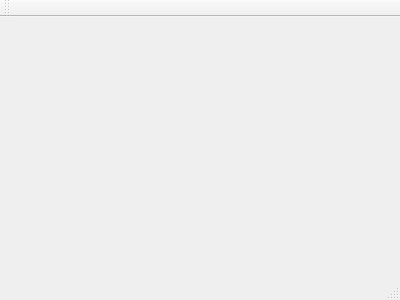
Old version of the form net_05_qt/Chat/mainwindow.ui in the repository sunabove/lec_100_linux.
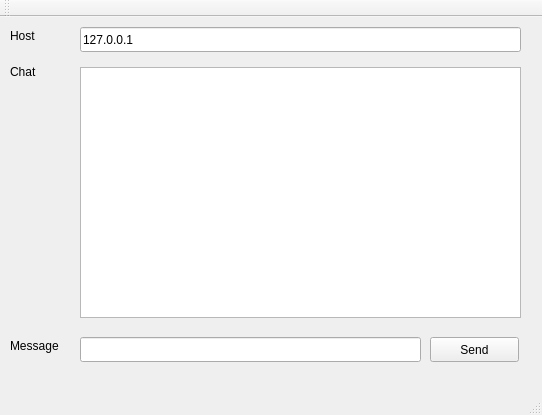
New version of the form.

The edit to the form file:
```diff
--- a/net_05_qt/Chat/mainwindow.ui
+++ b/net_05_qt/Chat/mainwindow.ui
@@ -6,14 +6,103 @@
    <rect>
     <x>0</x>
     <y>0</y>
-    <width>400</width>
-    <height>300</height>
+    <width>542</width>
+    <height>415</height>
    </rect>
   </property>
   <property name="windowTitle">
    <string>HANSEI Linux Lec Chat V1.0</string>
   </property>
-  <widget class="QWidget" name="centralWidget"/>
+  <widget class="QWidget" name="centralWidget">
+   <widget class="QLabel" name="label">
+    <property name="geometry">
+     <rect>
+      <x>10</x>
+      <y>10</y>
+      <width>33</width>
+      <height>17</height>
+     </rect>
+    </property>
+    <property name="text">
+     <string>Host</string>
+    </property>
+   </widget>
+   <widget class="QLineEdit" name="hostname">
+    <property name="geometry">
+     <rect>
+      <x>80</x>
+      <y>10</y>
+      <width>441</width>
+      <height>25</height>
+     </rect>
+    </property>
+    <property name="text">
+     <string>127.0.0.1</string>
+    </property>
+   </widget>
+   <widget class="QLabel" name="label_2">
+    <property name="geometry">
+     <rect>
+      <x>10</x>
+      <y>40</y>
+      <width>32</width>
+      <height>29</height>
+     </rect>
+    </property>
+    <property name="text">
+     <string>Chat</string>
+    </property>
+   </widget>
+   <widget class="QPlainTextEdit" name="chatContent">
+    <property name="geometry">
+     <rect>
+      <x>80</x>
+      <y>50</y>
+      <width>441</width>
+      <height>251</height>
+     </rect>
+    </property>
+    <property name="readOnly">
+     <bool>true</bool>
+    </property>
+   </widget>
+   <widget class="QLabel" name="label_3">
+    <property name="geometry">
+     <rect>
+      <x>10</x>
+      <y>320</y>
+      <width>67</width>
+      <height>17</height>
+     </rect>
+    </property>
+    <property name="text">
+     <string>Message</string>
+    </property>
+   </widget>
+   <widget class="QLineEdit" name="message">
+    <property name="geometry">
+     <rect>
+      <x>80</x>
+      <y>320</y>
+      <width>341</width>
+      <height>25</height>
+     </rect>
+    </property>
+   </widget>
+   <widget class="QPushButton" name="sendButton">
+    <property name="geometry">
+     <rect>
+      <x>430</x>
+      <y>320</y>
+      <width>89</width>
+      <height>25</height>
+     </rect>
+    </property>
+    <property name="text">
+     <string>Send</string>
+    </property>
+   </widget>
+  </widget>
   <widget class="QMenuBar" name="menuBar">
    <property name="geometry">
     <rect>
```
Left out of the diff: 2 changed lines with no effect on the pictures.
